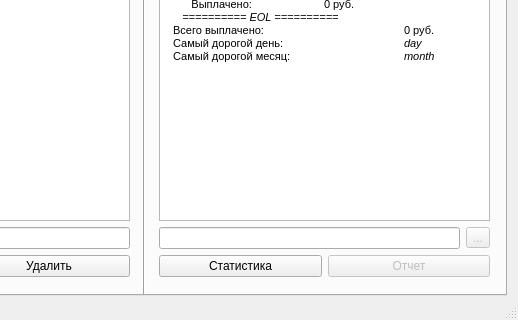
This is mainwindow.ui in The-Zealot/WBScheduleManager as Qt 5 draws it before an edit; both pictures show x 223 to 741 and y 170 to 490 of the 741 by 490 pixel window. The edited form follows.
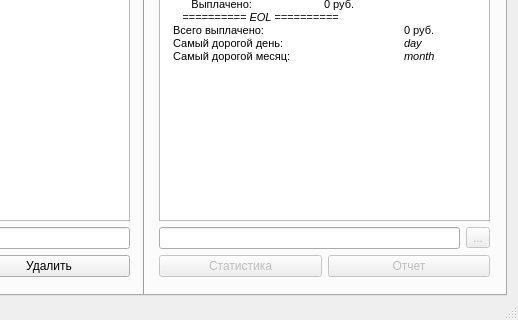
This is the edited form. The open tabs and pages were chosen to show the change. Custom widgets are drawn as their Qt base class.

Commit message: Disabled buttonStatistics

```diff
--- a/mainwindow.ui
+++ b/mainwindow.ui
@@ -761,6 +761,9 @@
         <layout class="QHBoxLayout" name="horizontalLayout">
          <item>
           <widget class="QPushButton" name="buttonStatistics">
+           <property name="enabled">
+            <bool>false</bool>
+           </property>
            <property name="text">
             <string>Статистика</string>
            </property>
```
Left out of the diff: 2 changed lines with no effect on the pictures. The commit also changes 1 other file.
